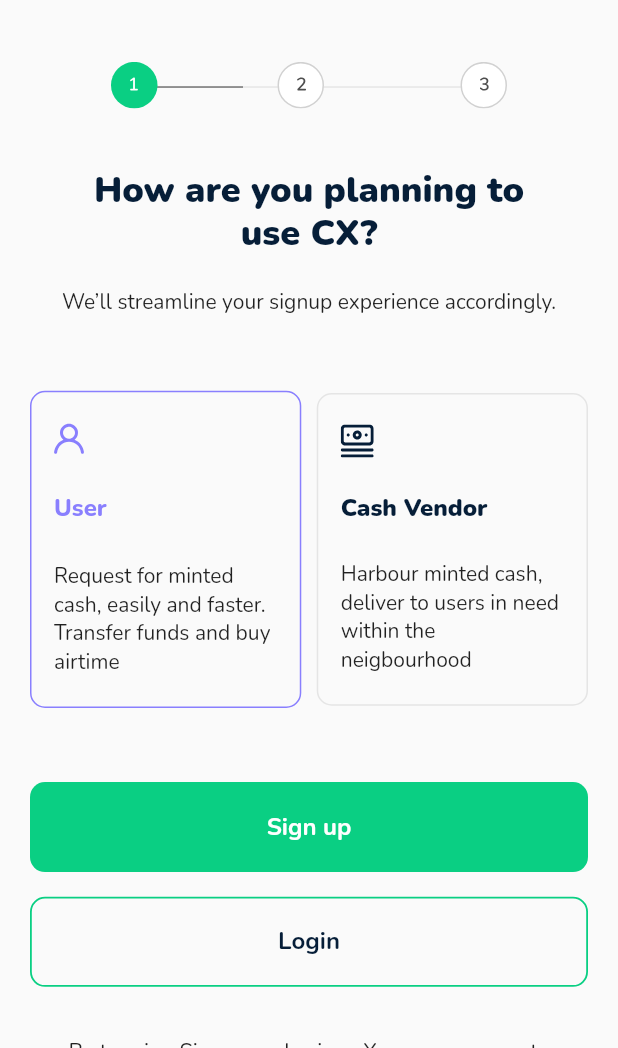
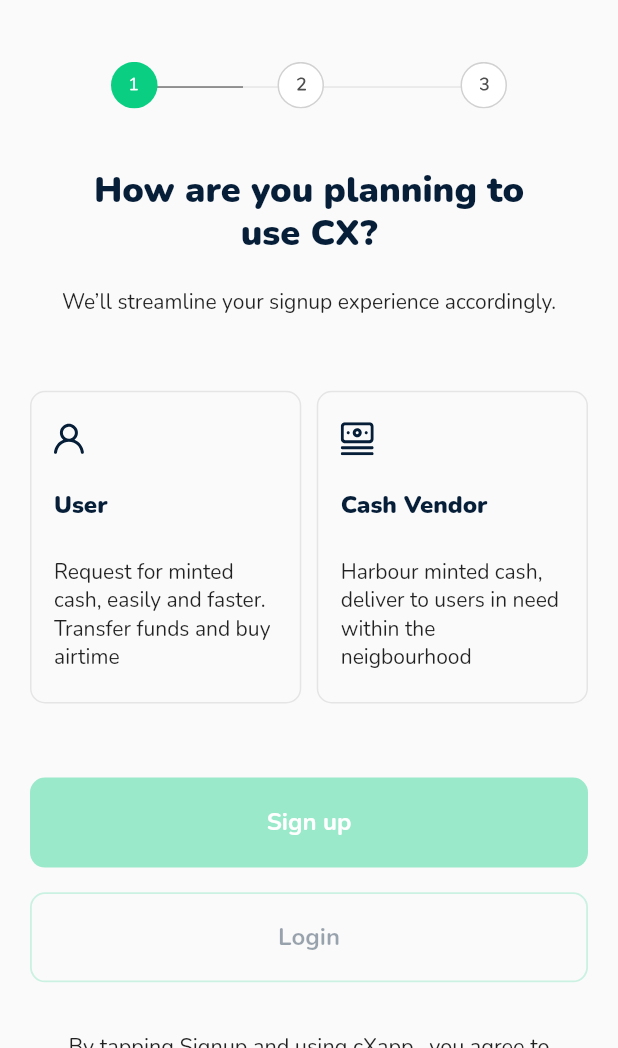
Before and after one commit to marvelmikel/cash-xchanger, a Flutter app: the OverviewScreen screen opened by its route, on a phone screen of 412 x 824 dp, the part 188-1236 px from its top. Run offline on Flutter 3.47's test engine with Material 2 defaults, Android fonts, the phone set to English and light mode, and no system bars; drawn by our look-alikes of flutter_fadein, smooth_page_indicator; our stand-ins replace avatar_glow, date_picker_timeline, fade_shimmer, flutter_bloc, flutter_svg, fluttertoast and 8 more; missing offline and left inert: flutter_paystack; accounts and stored records are empty.

Commit message:
Added disabled button state

```diff
--- a/lib/ui/global_widgets/global_button.dart
+++ b/lib/ui/global_widgets/global_button.dart
@@ -4,7 +4,7 @@ import 'package:flutter/material.dart';
 import 'package:flutter/widgets.dart';
 
 class GlobalButton extends StatelessWidget {
-  GlobalButton(
+  const GlobalButton(
       {Key? key,
       required this.buttonText,
       this.isButtonColorGreen = false,
@@ -41,13 +41,22 @@ class GlobalButton extends StatelessWidget {
                 outlined: outLined),
             borderRadius: BorderRadius.circular(10),
             border: Border.all(
-                color:
-                    outLined ? GlobalColors.primaryGreen : Colors.transparent,
+                color: outLined
+                    ? isDisabled
+                        ? GlobalColors.primaryGreen.withOpacity(0.2)
+                        : GlobalColors.primaryGreen
+                    : Colors.transparent,
                 width: 1.2)),
         child: Text(
           buttonText,
           style: TextStyle(
-              fontWeight: FontWeight.w700, fontSize: 16, color: forground),
+              fontWeight: FontWeight.w700,
+              fontSize: 16,
+              color: isDisabled
+                  ? isButtonColorGreen
+                      ? forground
+                      : forground.withOpacity(0.4)
+                  : forground),
         ),
       ),
     );
@@ -59,7 +68,11 @@ class GlobalButton extends StatelessWidget {
     required bool outlined,
   }) {
     if (isDisabled) {
-      return GlobalColors.primaryGreen;
+      return outLined
+          ? Colors.transparent
+          : isGreenButton
+              ? GlobalColors.primaryGreen.withOpacity(0.4)
+              : GlobalColors.primaryBlue;
     }
     if (outLined) {
       return Colors.transparent;
--- a/lib/ui/overview_screen/overview_screen.dart
+++ b/lib/ui/overview_screen/overview_screen.dart
@@ -64,36 +64,30 @@ class OverviewScreen extends StatelessWidget {
                       ],
                     ),
                     SizedBox(height: GlobalSizes.globalWidth(context, 0.12)),
-                    GlobalButton(
+                    ValueListenableBuilder(
+                      valueListenable: userType,
+                      builder: (context, value, child) {
+                        return GlobalButton(
                             buttonText: 'Sign up',
                             isButtonColorGreen: true,
+                            isDisabled: userType.value == 'unselected',
                             onTap: () => getItInstance<NavigationServiceImpl>()
-                            .navigateTo(Routes.signUpScreen)),
+                                .navigateTo(Routes.signUpScreen));
+                      },
+                    ),
                     SizedBox(height: GlobalSizes.globalWidth(context, 0.04)),
-                    GlobalButton(
+                    ValueListenableBuilder(
+                        valueListenable: userType,
+                        builder: (context, value, child) {
+                          return GlobalButton(
                             buttonText: 'Login',
-                      isButtonColorGreen: true,
                             outLined: true,
+                            isDisabled: userType.value == 'unselected',
                             forground: GlobalColors.primaryBlue,
                             onTap: () => getItInstance<NavigationServiceImpl>()
                                 .navigateTo(Routes.loginScreen),
-                    ),
-                    // InkWell(
-                    //   onTap:
-                    //   borderRadius: BorderRadius.circular(100),
-                    //   child: Container(
-                    //     padding: const EdgeInsets.symmetric(
-                    //         vertical: 10, horizontal: 10),
-                    //     child: Text(
-                    //       'Login',
-                    //       textAlign: TextAlign.center,
-                    //       style: TextStyle(
-                    //           fontWeight: FontWeight.w700,
-                    //           fontSize: GlobalSizes.globalWidth(context, 0.045),
-                    //           color: GlobalColors.primaryBlue),
-                    //     ),
-                    //   ),
-                    // ),
+                          );
+                        }),
                     SizedBox(height: GlobalSizes.globalHeight(context, 0.04)),
                     Padding(
                       padding: const EdgeInsets.symmetric(horizontal: 25),
--- a/lib/ui/overview_screen/user_cash_widget.dart
+++ b/lib/ui/overview_screen/user_cash_widget.dart
@@ -4,7 +4,7 @@ import 'package:cash_xchanger/helpers/text_styles.dart';
 import 'package:flutter/material.dart';
 import 'package:flutter_svg/flutter_svg.dart';
 
-ValueNotifier userType = ValueNotifier('user');
+ValueNotifier userType = ValueNotifier('unselected');
 
 class UserCashWidget extends StatelessWidget {
   String activeImage, inActiveImage, title, description;
```
Lines whose indentation alone changed are shown as unchanged.
